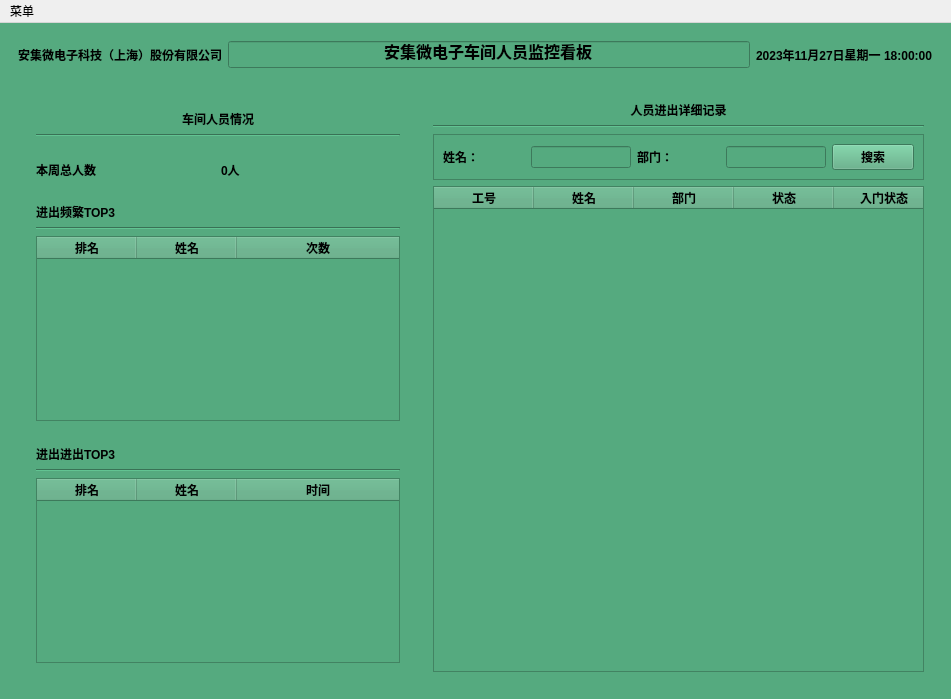
Qt form kao-qin/anhui1128.ui (jaemybai/python-show-jaemy) before a commit.
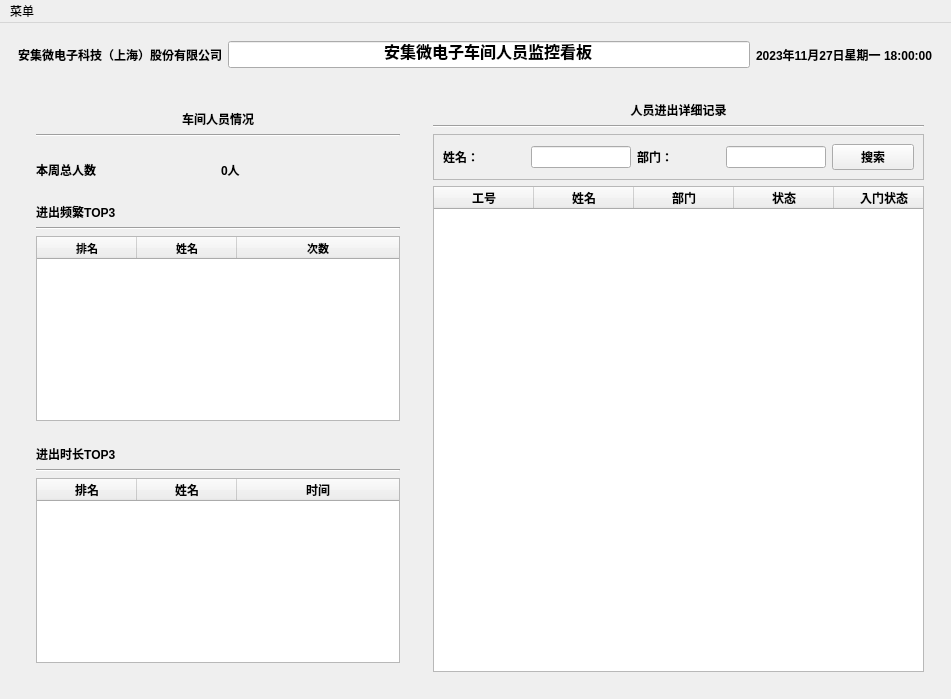
The same form after that commit.

Diff of the .ui file:
```diff
--- a/kao-qin/anhui1128.ui
+++ b/kao-qin/anhui1128.ui
@@ -15,7 +15,7 @@
   </property>
   <widget class="QWidget" name="centralwidget">
    <property name="styleSheet">
-    <string notr="true">background-color: rgb(85, 170, 127);</string>
+    <string notr="true"/>
    </property>
    <layout class="QGridLayout" name="gridLayout">
     <item row="0" column="0">
@@ -115,6 +115,7 @@
                 <font>
                  <weight>75</weight>
                  <bold>true</bold>
+                 <kerning>false</kerning>
                 </font>
                </property>
                <property name="layoutDirection">
@@ -151,6 +152,7 @@
                  <weight>75</weight>
                  <italic>false</italic>
                  <bold>true</bold>
+                 <kerning>false</kerning>
                 </font>
                </property>
                <property name="text">
@@ -164,6 +166,7 @@
                 <font>
                  <weight>75</weight>
                  <bold>true</bold>
+                 <kerning>false</kerning>
                 </font>
                </property>
                <property name="text">
@@ -183,6 +186,7 @@
                 <font>
                  <weight>75</weight>
                  <bold>true</bold>
+                 <kerning>false</kerning>
                 </font>
                </property>
                <property name="text">
@@ -204,6 +208,7 @@
                  <pointsize>8</pointsize>
                  <weight>50</weight>
                  <bold>false</bold>
+                 <kerning>false</kerning>
                 </font>
                </property>
                <property name="verticalScrollBarPolicy">
@@ -295,10 +300,11 @@
                 <font>
                  <weight>75</weight>
                  <bold>true</bold>
+                 <kerning>false</kerning>
                 </font>
                </property>
                <property name="text">
-                <string>进出进出TOP3</string>
+                <string>进出时长TOP3</string>
                </property>
               </widget>
              </item>
@@ -316,6 +322,7 @@
                  <pointsize>9</pointsize>
                  <weight>50</weight>
                  <bold>false</bold>
+                 <kerning>false</kerning>
                 </font>
                </property>
                <property name="autoFillBackground">
@@ -425,6 +432,7 @@
              <font>
               <weight>75</weight>
               <bold>true</bold>
+              <kerning>false</kerning>
              </font>
             </property>
             <property name="text">
@@ -463,6 +471,7 @@
                 <font>
                  <weight>75</weight>
                  <bold>true</bold>
+                 <kerning>false</kerning>
                 </font>
                </property>
                <property name="text">
@@ -486,6 +495,7 @@
                 <font>
                  <weight>75</weight>
                  <bold>true</bold>
+                 <kerning>false</kerning>
                 </font>
                </property>
                <property name="text">
@@ -509,6 +519,7 @@
                 <font>
                  <weight>75</weight>
                  <bold>true</bold>
+                 <kerning>false</kerning>
                 </font>
                </property>
                <property name="text">
```
